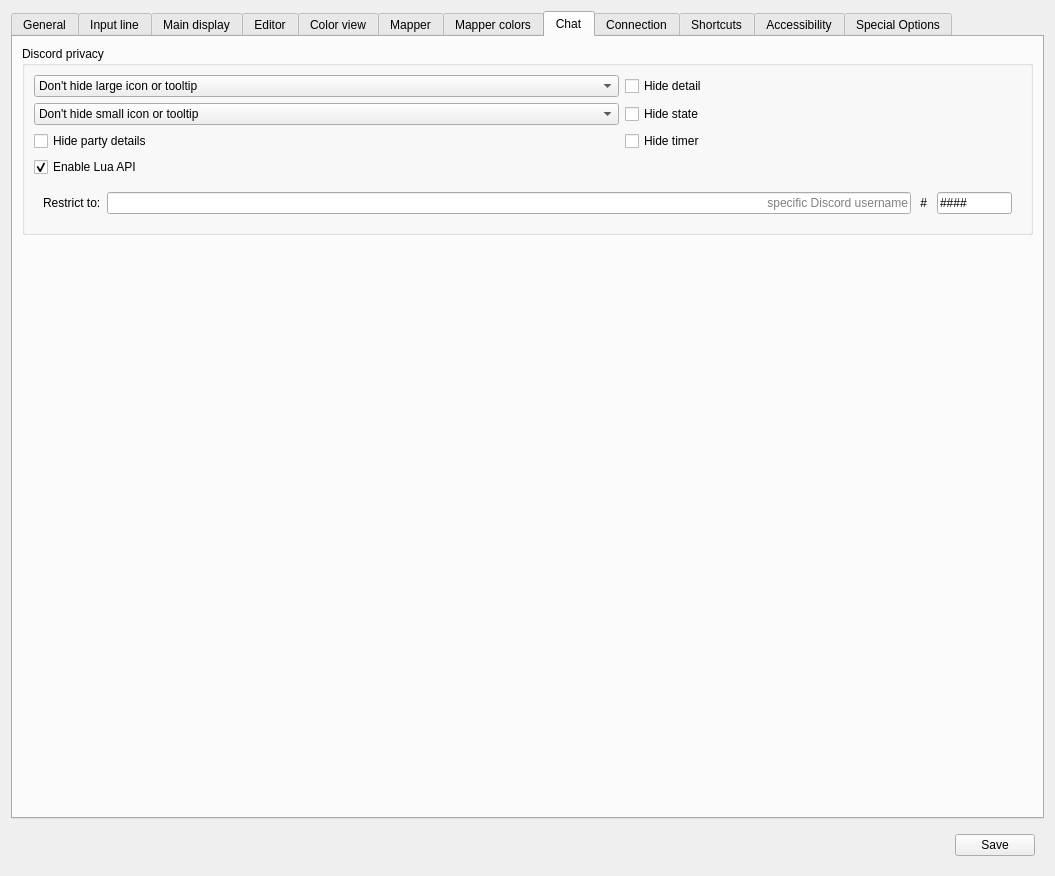
Old version of the form src/ui/profile_preferences.ui in the repository Mudlet/Mudlet.
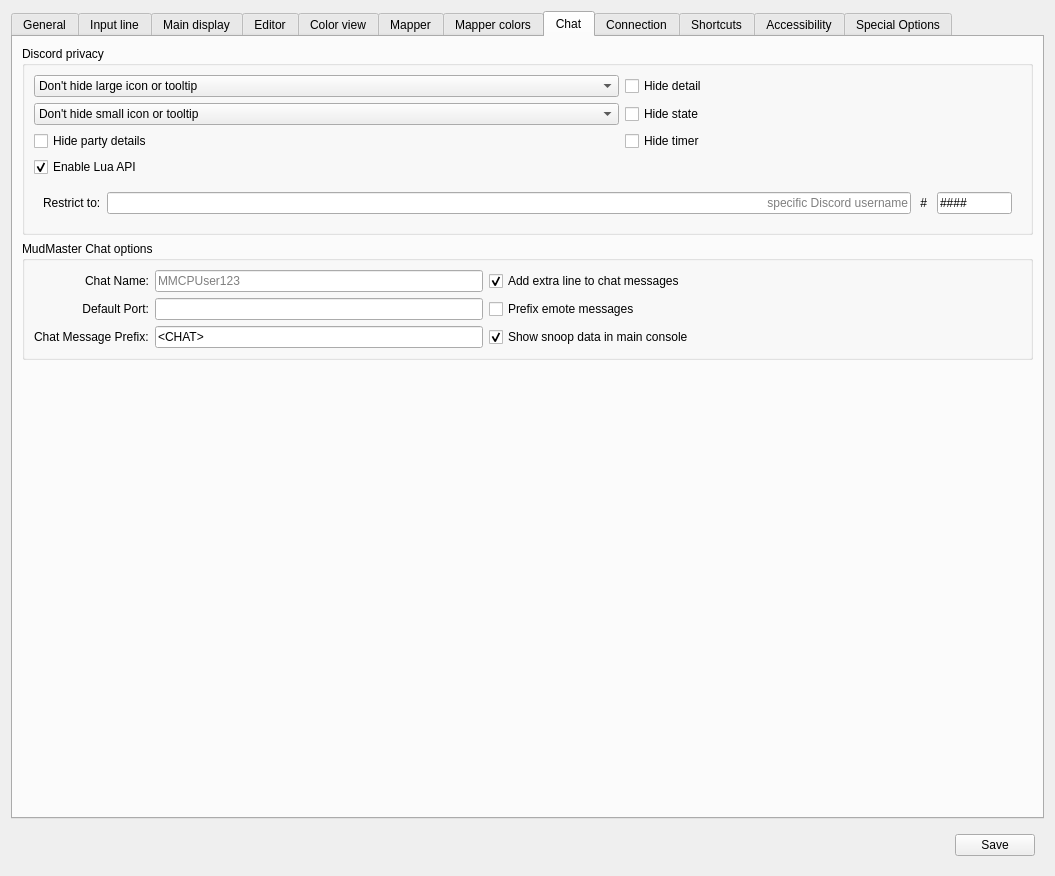
New version of the form. The open tabs and pages were chosen to show the change. Icons and pictures are not drawn. Custom widgets are drawn as their Qt base class.

Commit message:
Add: MudMaster Chat Protocol (MMCP) (#7765)
Brief overview of PR changes/additions
Add MMCP Client and Server classes, Lua scriptability, and options for
the MudMaster Chat Protocol

Motivation for adding to Mudlet
This is a feature largely requested by players of the Medievia MUD, it
allows peer to peer client communication integrated directly into the
main console.

Other info (issues closed, discussion etc)
Starting a new PR as the original PR 7155 was unintentionally
closed/deleted from my local disk

---------

```diff
--- a/src/ui/profile_preferences.ui
+++ b/src/ui/profile_preferences.ui
@@ -3569,6 +3569,160 @@
          </layout>
         </widget>
        </item>
+       <item>
+        <widget class="QGroupBox" name="groupBox_MMCPOptions">
+         <property name="title">
+          <string>MudMaster Chat options</string>
+         </property>
+         <layout class="QGridLayout" name="gridLayout">
+          <item row="3" column="6">
+           <widget class="QCheckBox" name="checkBox_mmcpSnoopInMainConsole">
+            <property name="toolTip">
+             <string>&lt;p&gt;Show Snoop data in main console window.&lt;/p&gt;</string>
+            </property>
+            <property name="text">
+             <string>Show snoop data in main console</string>
+            </property>
+            <property name="checked">
+             <bool>true</bool>
+            </property>
+           </widget>
+          </item>
+          <item row="0" column="2">
+           <widget class="QLineEdit" name="lineEdit_mmcpChatName">
+            <property name="toolTip">
+             <string>Chat name as seen by connected chat clients.</string>
+            </property>
+            <property name="placeholderText">
+             <string>MMCPUser123</string>
+            </property>
+           </widget>
+          </item>
+          <!-->
+          <item row="3" column="5">
+           <widget class="QCheckBox" name="checkBox_mmcpAllowPeekReq">
+            <property name="toolTip">
+             <string>Allow others to peek and request your public connections.</string>
+            </property>
+            <property name="text">
+             <string>Allow Peek/Connection requests</string>
+            </property>
+           </widget>
+          </item>
+          -->
+          <item row="2" column="2">
+           <widget class="QLineEdit" name="lineEdit_mmcpPort">
+            <property name="toolTip">
+             <string>Port to use when connecting to another client without specifying a port along with the IP address. This is also the default port that listened for incoming connections when running a local server.</string>
+            </property>
+           </widget>
+          </item>
+          <!-- Possible inclusion in 4.21.1
+          <item row="0" column="5">
+           <widget class="QCheckBox" name="checkBox_mmcpAutostartServer">
+            <property name="toolTip">
+             <string>Automatically start a chat server when your profile loads. Uses the default port setting.</string>
+            </property>
+            <property name="text">
+             <string>Auto-Start server</string>
+            </property>
+           </widget>
+          </item>
+          -->
+          <item row="0" column="7">
+           <spacer name="horizontalSpacer_2">
+            <property name="orientation">
+             <enum>Qt::Horizontal</enum>
+            </property>
+            <property name="sizeHint" stdset="0">
+             <size>
+              <width>40</width>
+              <height>20</height>
+             </size>
+            </property>
+           </spacer>
+          </item>
+          <item row="0" column="0">
+           <widget class="QLabel" name="lblMMCPName">
+            <property name="text">
+             <string>Chat Name:</string>
+            </property>
+            <property name="alignment">
+             <set>Qt::AlignRight|Qt::AlignTrailing|Qt::AlignVCenter</set>
+            </property>
+            <property name="buddy">
+             <cstring>lineEdit_mmcpChatName</cstring>
+            </property>
+           </widget>
+          </item>
+          <item row="2" column="0">
+           <widget class="QLabel" name="lblMMCPPort">
+            <property name="text">
+             <string>Default Port:</string>
+            </property>
+            <property name="alignment">
+             <set>Qt::AlignRight|Qt::AlignTrailing|Qt::AlignVCenter</set>
+            </property>
+           </widget>
+          </item>
+          <item row="3" column="0">
+           <widget class="QLabel" name="lblMMCPChatMsgPrefix">
+            <property name="text">
+             <string>Chat Message Prefix:</string>
+            </property>
+           </widget>
+          </item>
+          <item row="0" column="6">
+           <widget class="QCheckBox" name="checkBox_mmcpAddChatMessageNewline">
+            <property name="toolTip">
+             <string>Add an extra blank line to vertically space out chat messages.</string>
+            </property>
+            <property name="text">
+             <string>Add extra line to chat messages</string>
+            </property>
+            <property name="checked">
+             <bool>true</bool>
+            </property>
+           </widget>
+          </item>
+          <item row="2" column="6">
+           <widget class="QCheckBox" name="checkBox_mmcpPrefixEmotes">
+            <property name="toolTip">
+             <string>Prefix own EmoteAll messages with 'You emote to everybody'</string>
+            </property>
+            <property name="text">
+             <string>Prefix emote messages</string>
+            </property>
+           </widget>
+          </item>
+          <item row="3" column="2">
+           <widget class="QLineEdit" name="lineEdit_mmcpChatMessagePrefix">
+            <property name="toolTip">
+             <string>Text to display in front of chat messages.</string>
+            </property>
+            <property name="text">
+             <string>&lt;CHAT&gt;</string>
+            </property>
+           </widget>
+          </item>
+          <!-->
+          <item row="2" column="5">
+           <widget class="QCheckBox" name="checkBox_mmcpAutoAcceptCalls">
+            <property name="toolTip">
+             <string>Automatically accept incoming calls from chat clients.</string>
+            </property>
+            <property name="text">
+             <string>Auto-Accept incoming calls</string>
+            </property>
+            <property name="checked">
+             <bool>true</bool>
+            </property>
+           </widget>
+          </item>
+          -->
+         </layout>
+        </widget>
+       </item>
        <item>
         <spacer name="verticalSpacer_connection">
          <property name="orientation">
```
Left out of the diff: 11 changed lines with no effect on the pictures. The commit also changes 20 other files.
